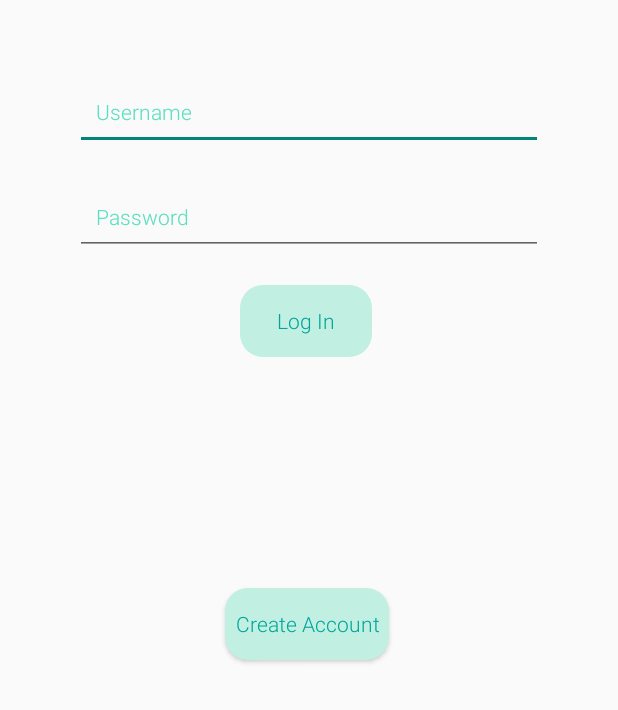
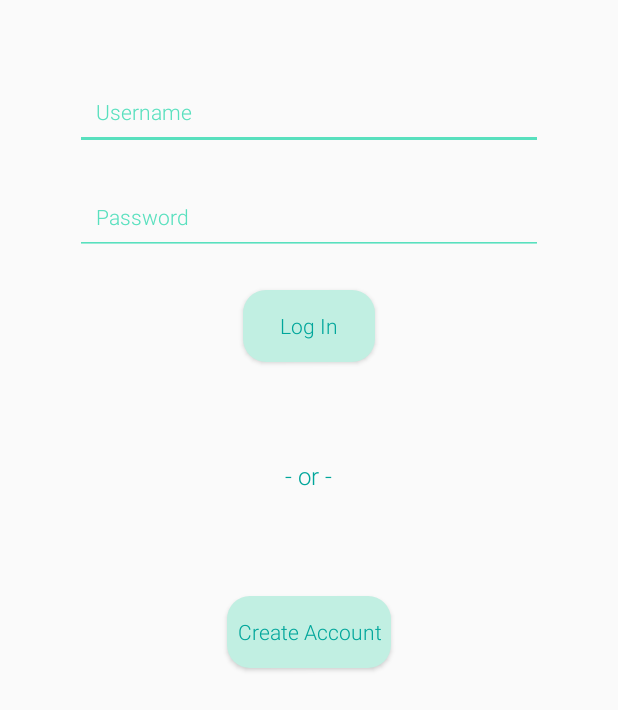
Before and after one commit to erinwu25/LocalVenture, an Android app: the screen it shows after launch (LoginActivity), on a phone screen of 412 x 824 dp. Shown: the top 710 px of the screen. Run offline under Robolectric (Android 15) with nearby library versions, the light colour scheme and no system bars; libraries missing offline, so code that uses them is left out: com.parse; 4 statements that could not run were skipped.

Commit message:
changed listings to cardview + more stylistic changes

```diff
--- a/app/build.gradle
+++ b/app/build.gradle
@@ -66,9 +66,11 @@ dependencies {
     // library for easy swipe background on recyclerview
     implementation 'it.xabaras.android:recyclerview-swipedecorator:1.2.3'
 
-
     // https://github.com/airbnb/lottie-android
     // animations for visual polish
     implementation 'com.airbnb.android:lottie:3.4.1'
 
+    // cardview
+    implementation "androidx.cardview:cardview:1.0.0"
+
 }
--- a/app/src/main/java/com/example/personalfbu/ListingDetails.java
+++ b/app/src/main/java/com/example/personalfbu/ListingDetails.java
@@ -107,9 +107,8 @@ public class ListingDetails extends AppCompatActivity implements ConfirmDeleteLi
         tvDetailsContact.setText("Contact: "+ listingCreator.getString("emailAddress"));
         tvDetailsDate.setText(getRelativeTimeAgo(listing.getKeyCreatedKey().toString()));
         tvDetailsAvailability.setText("Available "+ listing.getAvailability());
-
-
         queryRatings(listingCreator);
+        ivDetailsImg.setImageResource(R.drawable.ic_baseline_person_pin_24);
         ParseFile imgFile = listingCreator.getParseFile("profileImg");
         if (imgFile != null) {
             Glide.with(ListingDetails.this)
--- a/app/src/main/java/com/example/personalfbu/MyListings.java
+++ b/app/src/main/java/com/example/personalfbu/MyListings.java
@@ -42,10 +42,6 @@ public class MyListings extends AppCompatActivity {
         adapter = new ListingAdapter(MyListings.this, listingList);
         rvStream.setAdapter(adapter);
         rvStream.setLayoutManager(new LinearLayoutManager(MyListings.this));
-
-        // dividers between recycler view items
-        DividerItemDecoration dividerItemDecoration = new DividerItemDecoration(rvStream.getContext(), LinearLayoutManager.VERTICAL);
-        rvStream.addItemDecoration(dividerItemDecoration);
 
         // get all listings that are by the currently logged in user
         queryMyListings();
--- a/app/src/main/java/com/example/personalfbu/fragments/StreamFragment.java
+++ b/app/src/main/java/com/example/personalfbu/fragments/StreamFragment.java
@@ -193,8 +193,8 @@ public class StreamFragment extends Fragment {
         // include data referred by user key
         query.include(Listing.KEY_USER);
 
-        // Limit query to last 20 listings
-        query.setLimit(20);
+        // Limit query to last 30 listings
+        query.setLimit(30);
 
         // order listings by creation date descending
         query.addDescendingOrder(Listing.KEY_CREATED_KEY);
--- a/app/src/main/res/layout/activity_add_review.xml
+++ b/app/src/main/res/layout/activity_add_review.xml
@@ -106,6 +106,7 @@
         android:ems="10"
         android:gravity="start|top"
         android:hint="Your review"
+        android:backgroundTint="@color/colorPrimary"
         android:inputType="textMultiLine"
         android:fontFamily="sans-serif-light"
         android:textColor="@color/colorPrimaryDark"
--- a/app/src/main/res/layout/activity_create_account.xml
+++ b/app/src/main/res/layout/activity_create_account.xml
@@ -18,6 +18,7 @@
         android:layout_marginEnd="100dp"
         android:ems="10"
         android:hint="Username"
+        android:backgroundTint="@color/colorPrimary"
         android:inputType="textPersonName"
         android:fontFamily="sans-serif-light"
         android:textColor="@color/colorPrimaryDark"
@@ -32,6 +33,7 @@
         android:layout_marginTop="50dp"
         android:ems="10"
         android:hint="Password"
+        android:backgroundTint="@color/colorPrimary"
         android:inputType="textPassword"
         android:fontFamily="sans-serif-light"
         android:textColor="@color/colorPrimaryDark"
@@ -60,6 +62,7 @@
         android:layout_centerHorizontal="true"
         android:layout_marginTop="50dp"
         android:ems="10"
+        android:backgroundTint="@color/colorPrimary"
         android:fontFamily="sans-serif-light"
         android:hint="Email"
         android:inputType="textEmailAddress"
--- a/app/src/main/res/layout/activity_edit_listing.xml
+++ b/app/src/main/res/layout/activity_edit_listing.xml
@@ -56,6 +56,7 @@
         android:layout_marginTop="5dp"
         android:layout_marginEnd="30dp"
         android:ems="10"
+        android:backgroundTint="@color/colorPrimary"
         android:gravity="start|top"
         android:hint="Enter a short description of the adventures you offer!"
         android:inputType="textMultiLine"
--- a/app/src/main/res/layout/activity_login.xml
+++ b/app/src/main/res/layout/activity_login.xml
@@ -19,6 +19,7 @@
         android:ems="10"
         android:fontFamily="sans-serif-light"
         android:hint="   Username"
+        android:backgroundTint="@color/colorPrimary"
         android:inputType="textPersonName"
         android:textColor="@color/colorPrimaryDark"
         android:textColorHint="@color/colorPrimary"
@@ -36,6 +37,7 @@
         android:layout_marginTop="20dp"
         android:layout_marginEnd="50dp"
         android:ems="10"
+        android:backgroundTint="@color/colorPrimary"
         android:hint="   Password"
         android:inputType="textPassword"
         android:textSize="14sp"
@@ -45,15 +47,15 @@
 
     <Button
         android:id="@+id/btnLogin"
-        style="?android:attr/borderlessButtonStyle"
         android:layout_width="wrap_content"
         android:layout_height="wrap_content"
         android:layout_below="@+id/etCreatePassword"
-        android:layout_alignParentStart="true"
-        android:layout_marginStart="160dp"
-        android:layout_marginTop="20dp"
+        android:layout_centerHorizontal="true"
+        android:layout_marginTop="23dp"
         android:background="@drawable/buttondesign"
         android:fontFamily="sans-serif-light"
+        android:foregroundGravity="center"
+        android:gravity="center"
         android:text="Log In"
         android:textAllCaps="false"
         android:textColor="@color/colorWhite" />
@@ -63,12 +65,23 @@
         android:layout_width="wrap_content"
         android:layout_height="wrap_content"
         android:layout_below="@+id/btnLogin"
-        android:layout_alignParentStart="true"
-        android:layout_marginStart="150dp"
-        android:layout_marginTop="154dp"
+        android:layout_centerHorizontal="true"
+        android:layout_marginTop="156dp"
         android:background="@drawable/buttondesign"
         android:fontFamily="sans-serif-light"
         android:text="  Create Account  "
         android:textAllCaps="false"
         android:textColor="@color/colorWhite" />
+
+    <TextView
+        android:id="@+id/textView"
+        android:layout_width="wrap_content"
+        android:layout_height="wrap_content"
+        android:layout_alignParentTop="true"
+        android:layout_centerHorizontal="true"
+        android:layout_marginTop="306dp"
+        android:fontFamily="sans-serif-light"
+        android:text="- or -"
+        android:textColor="@color/colorPrimaryDark"
+        android:textSize="16sp" />
 </RelativeLayout>
--- a/app/src/main/res/layout/fragment_create.xml
+++ b/app/src/main/res/layout/fragment_create.xml
@@ -29,13 +29,13 @@
         android:layout_marginStart="20dp"
         android:layout_marginTop="40dp"
         android:layout_marginEnd="20dp"
+        android:backgroundTint="@color/colorPrimary"
         android:ems="10"
+        android:fontFamily="sans-serif-light"
         android:hint="Blurb"
-        android:textColorHint="@color/colorPrimary"
         android:inputType="textPersonName"
-        android:fontFamily="sans-serif-light"
         android:textColor="@color/colorPrimaryDark"
-        />
+        android:textColorHint="@color/colorPrimary" />
 
     <TextView
         android:id="@+id/tvComposeEmailTitle"
--- a/app/src/main/res/layout/fragment_stream.xml
+++ b/app/src/main/res/layout/fragment_stream.xml
@@ -16,8 +16,7 @@
         android:layout_alignParentTop="true"
         android:layout_marginStart="0dp"
         android:layout_marginTop="50dp"
-        android:background="#FFFFFF"
-        android:backgroundTint="#FFFFFF" />
+        android:background="@color/colorAccent" />
 
     <com.airbnb.lottie.LottieAnimationView
         android:id="@+id/avNoResults"
```
Also changed, not shown: app/src/main/java/com/example/personalfbu/EditListingActivity.java (+13 -0 lines), app/src/main/res/layout/activity_edit_profile.xml (+10 -7 lines), app/src/main/res/layout/item_listing.xml (+21 -4 lines).
